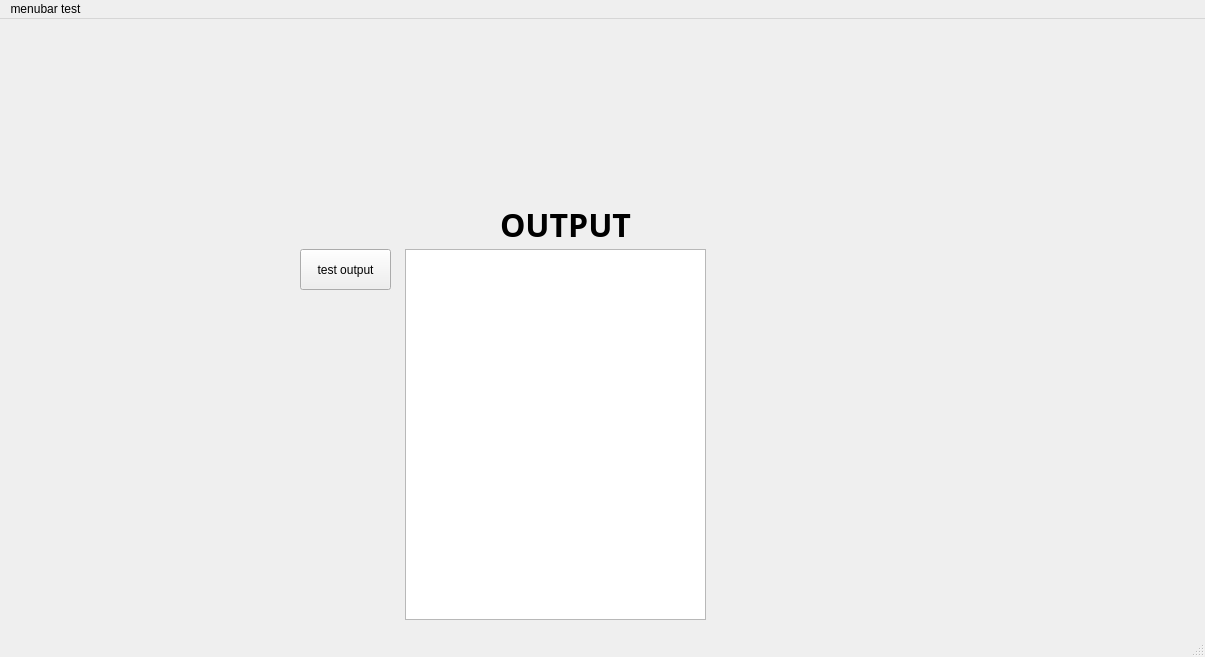
First picture: the form in mainwindow.ui, repository angelCisneros40/Baseball_Project, before the edit.
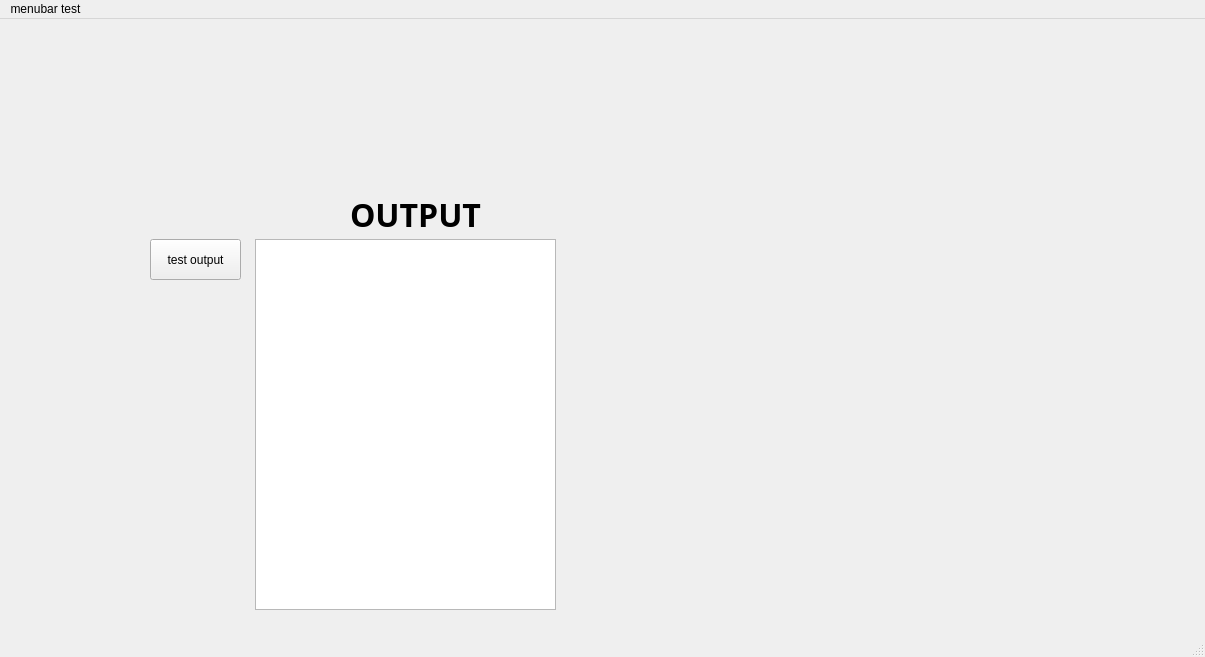
Second picture: the form after the edit. Icons and pictures are not drawn.

Commit message: updated map size

The edit to the form file:
```diff
--- a/mainwindow.ui
+++ b/mainwindow.ui
@@ -20,10 +20,10 @@
    <widget class="QLabel" name="mapWidget">
     <property name="geometry">
      <rect>
-      <x>710</x>
-      <y>230</y>
-      <width>491</width>
-      <height>371</height>
+      <x>560</x>
+      <y>100</y>
+      <width>641</width>
+      <height>491</height>
      </rect>
     </property>
     <property name="styleSheet">
@@ -55,8 +55,8 @@
    <widget class="QTextBrowser" name="textBrowser">
     <property name="geometry">
      <rect>
-      <x>405</x>
-      <y>230</y>
+      <x>255</x>
+      <y>220</y>
       <width>301</width>
       <height>371</height>
      </rect>
@@ -65,8 +65,8 @@
    <widget class="QLabel" name="outputLabel">
     <property name="geometry">
      <rect>
-      <x>480</x>
-      <y>180</y>
+      <x>330</x>
+      <y>170</y>
       <width>171</width>
       <height>51</height>
      </rect>
@@ -91,8 +91,8 @@
    <widget class="QPushButton" name="testOutputButton">
     <property name="geometry">
      <rect>
-      <x>300</x>
-      <y>230</y>
+      <x>150</x>
+      <y>220</y>
       <width>91</width>
       <height>41</height>
      </rect>
```
Left out of the diff: 6 changed lines with no effect on the pictures. The commit also changes 1 other file.
